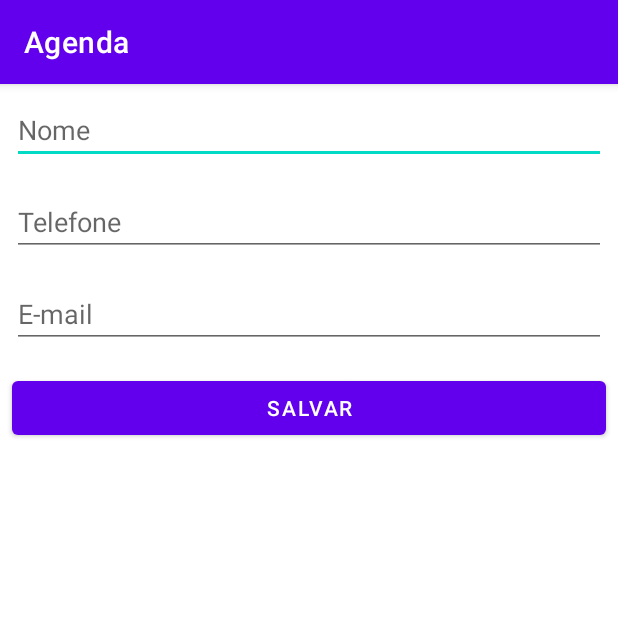
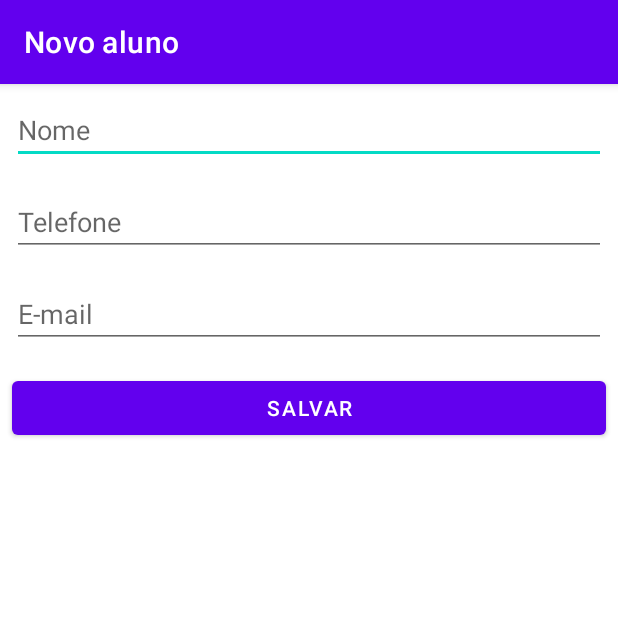
Before and after one commit to dayanyrec/agenda, an Android app: the screen it shows after launch (FormularioAlunoActivity), after a tap on "Adicionar novo aluno", on a phone screen of 412 x 824 dp, the top half of it. Run offline under Robolectric (Android 15) with nearby library versions, the phone set to English and light mode, and no system bars.

```diff
--- a/app/src/main/java/com/dayanyrec/agenda/model/Aluno.java
+++ b/app/src/main/java/com/dayanyrec/agenda/model/Aluno.java
@@ -1,4 +1,6 @@
 package com.dayanyrec.agenda.model;
+
+import androidx.annotation.NonNull;
 
 public class Aluno {
     private final String nome;
@@ -23,6 +25,7 @@ public class Aluno {
         return email;
     }
 
+    @NonNull
     @Override
     public String toString() {
         return nome;
--- a/app/src/main/java/com/dayanyrec/agenda/ui/activity/FormularioAlunoActivity.java
+++ b/app/src/main/java/com/dayanyrec/agenda/ui/activity/FormularioAlunoActivity.java
@@ -1,40 +1,57 @@
 package com.dayanyrec.agenda.ui.activity;
 
-import android.content.Intent;
 import android.os.Bundle;
 import android.view.View;
 import android.widget.EditText;
-import android.widget.Toast;
 
+import androidx.annotation.NonNull;
 import androidx.appcompat.app.AppCompatActivity;
 
 import com.dayanyrec.agenda.R;
 import com.dayanyrec.agenda.dao.AlunoDao;
 import com.dayanyrec.agenda.model.Aluno;
-import com.google.android.material.textfield.TextInputEditText;
 
 public class FormularioAlunoActivity extends AppCompatActivity {
+
+    public static final String NOVO_ALUNO = "Novo aluno";
+    private EditText nome;
+    private EditText telefone;
+    private EditText email;
+    private final AlunoDao alunoDao = new AlunoDao();
 
     @Override
     protected void onCreate(Bundle savedInstanceState) {
         super.onCreate(savedInstanceState);
         setContentView(R.layout.activity_formulario_aluno);
+        setTitle(NOVO_ALUNO);
+        inicializaCampos();
+        configuraBotaoSalvar();
+    }
 
-        final EditText nome = findViewById(R.id.activity_formulario_nome);
-        final EditText telefone = findViewById(R.id.activity_formulario_telefone);
-        final EditText email = findViewById(R.id.activity_formulario_email);
+    private void inicializaCampos() {
+        nome = findViewById(R.id.activity_formulario_nome);
+        telefone = findViewById(R.id.activity_formulario_telefone);
+        email = findViewById(R.id.activity_formulario_email);
+    }
 
-        final AlunoDao alunoDao = new AlunoDao();
-
+    private void configuraBotaoSalvar() {
         findViewById(R.id.activity_formulario_botao_salvar)
                 .setOnClickListener(new View.OnClickListener() {
                     @Override
                     public void onClick(View v) {
-                        Aluno aluno = new Aluno(nome.getText().toString(), telefone.getText().toString(), email.getText().toString());
-
+                        Aluno aluno = criaAluno();
                         alunoDao.salva(aluno);
                         finish();
                     }
                 });
     }
+
+    @NonNull
+    private Aluno criaAluno() {
+        String nome = this.nome.getText().toString();
+        String telefone = this.telefone.getText().toString();
+        String email = this.email.getText().toString();
+
+        return new Aluno(nome, telefone, email);
+    }
 }
--- a/app/src/main/java/com/dayanyrec/agenda/ui/activity/ListaAlunosActivity.java
+++ b/app/src/main/java/com/dayanyrec/agenda/ui/activity/ListaAlunosActivity.java
@@ -13,31 +13,38 @@ import androidx.appcompat.app.AppCompatActivity;
 import com.dayanyrec.agenda.R;
 import com.dayanyrec.agenda.dao.AlunoDao;
 
-import java.util.ArrayList;
-import java.util.Arrays;
-import java.util.List;
+public class ListaAlunosActivity extends AppCompatActivity {
+    public static final String LISTA_DE_ALUNOS = "Lista de Alunos";
+    private final AlunoDao alunoDao = new AlunoDao();
 
-public class ListaAlunosActivity extends AppCompatActivity {
     @Override
     protected void onCreate(@Nullable Bundle savedInstanceState) {
         super.onCreate(savedInstanceState);
         setContentView(R.layout.activity_lista_alunos);
-        setTitle("Lista de Alunos");
+        setTitle(LISTA_DE_ALUNOS);
+        configuraFabNovoAluno();
+    }
 
+    private void configuraFabNovoAluno() {
         findViewById(R.id.activity_lista_alunos_fab_novo_aluno).setOnClickListener(new View.OnClickListener() {
             @Override
             public void onClick(View v) {
-                startActivity(new Intent(ListaAlunosActivity.this, FormularioAlunoActivity.class));
+                abreFormularioAlunoActivity();
             }
         });
+    }
+
+    private void abreFormularioAlunoActivity() {
+        startActivity(new Intent(ListaAlunosActivity.this, FormularioAlunoActivity.class));
     }
 
     @Override
     protected void onResume() {
         super.onResume();
+        configuraListaAlunos();
+    }
 
-        AlunoDao alunoDao = new AlunoDao();
-
+    private void configuraListaAlunos() {
         ListView listaDeAlunos = findViewById(R.id.activity_lista_alunos_listview);
         ListAdapter adapter = new ArrayAdapter<>(this, android.R.layout.simple_list_item_1, alunoDao.getAll());
         listaDeAlunos.setAdapter(adapter);
```
